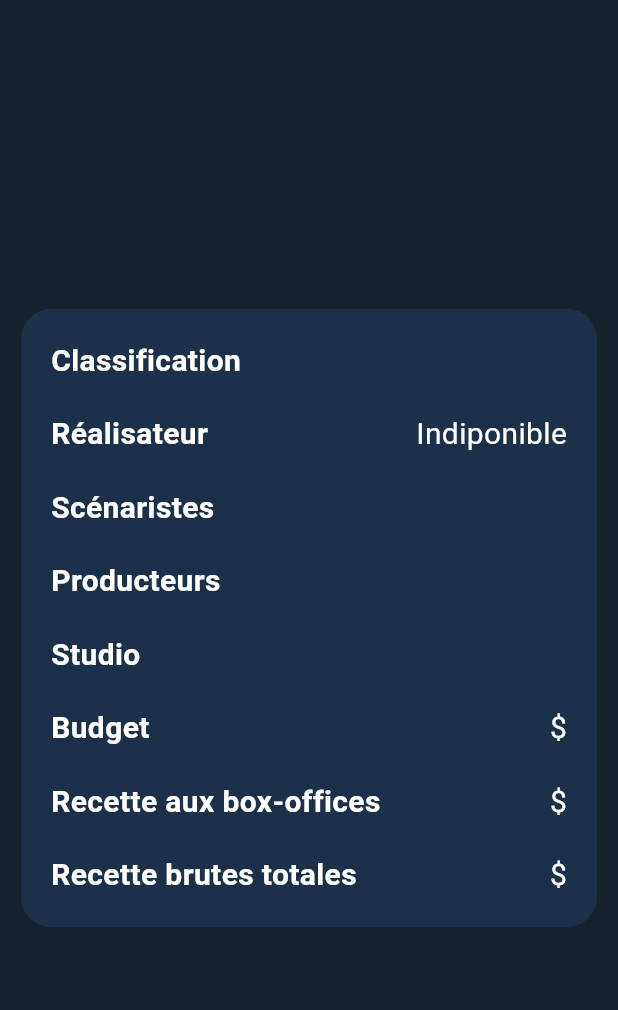
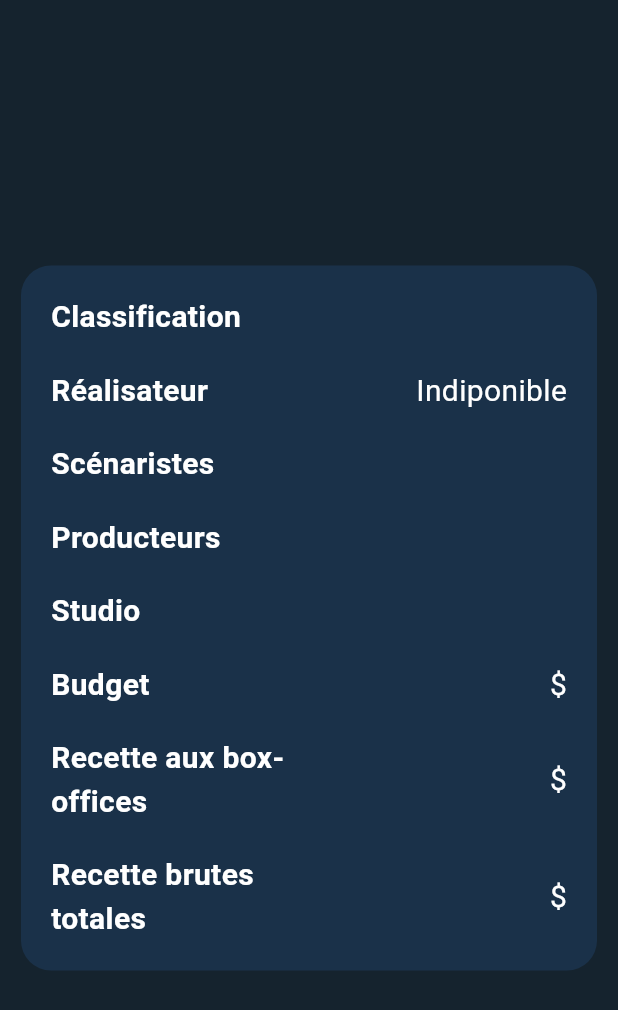
Before and after one commit to Xman77713/projet-flutter, a Flutter app: the SecondBlocDetailsMoviesInfos widget shown alone on an empty page, opened directly with empty values, on a phone screen of 412 x 824 dp. Shown: the top 1010 px of the screen. Run offline on Flutter 3.47's test engine with Material 3 defaults, Android fonts, the phone set to English and light mode, and no system bars; our stand-ins replace dio, flutter_bloc, flutter_widget_from_html, go_router, retrofit; generated files the repository leaves out were written again; network calls fail.

```diff
--- a/lib/interface/pages/tabDetailMovie/second_bloc_details_movies_infos.dart
+++ b/lib/interface/pages/tabDetailMovie/second_bloc_details_movies_infos.dart
@@ -42,7 +42,6 @@ class SecondBlocDetailsMoviesInfos extends StatelessWidget {
                 children: [
                   // Classification
                   Row(
-                    mainAxisAlignment: MainAxisAlignment.spaceBetween,
                     children: [
                       const Text(
                         'Classification',
@@ -52,7 +51,7 @@ class SecondBlocDetailsMoviesInfos extends StatelessWidget {
                           fontSize: 20,
                         ),
                       ),
-                      const SizedBox(width: 50),
+                      const Spacer(),
                       Text(
                         rating ?? 'Indisponible',
                         style: const TextStyle(
@@ -67,7 +66,6 @@ class SecondBlocDetailsMoviesInfos extends StatelessWidget {
                   const SizedBox(height: 20),
                   // Réalisateur
                   const Row(
-                    mainAxisAlignment: MainAxisAlignment.spaceBetween,
                     children: [
                       Text(
                         'Réalisateur',
@@ -77,7 +75,7 @@ class SecondBlocDetailsMoviesInfos extends StatelessWidget {
                           fontSize: 20,
                         ),
                       ),
-                      SizedBox(width: 50),
+                      Spacer(),
                       Text(
                         'Indiponible',
                         style: TextStyle(
@@ -92,7 +90,6 @@ class SecondBlocDetailsMoviesInfos extends StatelessWidget {
                   const SizedBox(height: 20),
                   // Scénaristes
                   Row(
-                    mainAxisAlignment: MainAxisAlignment.spaceBetween,
                     children: [
                       const Text(
                         'Scénaristes',
@@ -102,13 +99,13 @@ class SecondBlocDetailsMoviesInfos extends StatelessWidget {
                           fontSize: 20,
                         ),
                       ),
-                      const SizedBox(width: 50),
+                      const Spacer(),
                       Column(
                         crossAxisAlignment: CrossAxisAlignment.start,
                         children: List.generate(
                           writers!.listWritersModel.length,
                           (index) => SizedBox(
-                            width: 170,
+                            width: 150,
                             child: Text(
                               writers?.listWritersModel[index].name ?? '',
                               style: const TextStyle(
@@ -126,7 +123,6 @@ class SecondBlocDetailsMoviesInfos extends StatelessWidget {
                   const SizedBox(height: 20),
                   // Producteurs
                   Row(
-                    mainAxisAlignment: MainAxisAlignment.spaceBetween,
                     children: [
                       const Text(
                         'Producteurs',
@@ -137,7 +133,7 @@ class SecondBlocDetailsMoviesInfos extends StatelessWidget {
                           overflow: TextOverflow.ellipsis,
                         ),
                       ),
-                      const SizedBox(width: 50),
+                      const Spacer(),
                       Column(
                           crossAxisAlignment: CrossAxisAlignment.start,
                           children: List.generate(
@@ -157,7 +153,6 @@ class SecondBlocDetailsMoviesInfos extends StatelessWidget {
                   const SizedBox(height: 20),
                   // Studio
                   Row(
-                    mainAxisAlignment: MainAxisAlignment.spaceBetween,
                     children: [
                       const Text(
                         'Studio',
@@ -168,7 +163,7 @@ class SecondBlocDetailsMoviesInfos extends StatelessWidget {
                           overflow: TextOverflow.ellipsis,
                         ),
                       ),
-                      const SizedBox(width: 50),
+                      const Spacer(),
                       Column(
                           crossAxisAlignment: CrossAxisAlignment.start,
                           children: List.generate(
@@ -186,7 +181,6 @@ class SecondBlocDetailsMoviesInfos extends StatelessWidget {
                   ),
                   const SizedBox(height: 20),
                   Row(
-                    mainAxisAlignment: MainAxisAlignment.spaceBetween,
                     children: [
                       const Text(
                         'Budget',
@@ -197,7 +191,7 @@ class SecondBlocDetailsMoviesInfos extends StatelessWidget {
                           overflow: TextOverflow.ellipsis,
                         ),
                       ),
-                      const SizedBox(width: 50),
+                      const Spacer(),
                       Column(
                         crossAxisAlignment: CrossAxisAlignment.start,
                         children: [
@@ -215,7 +209,6 @@ class SecondBlocDetailsMoviesInfos extends StatelessWidget {
                   ),
                   const SizedBox(height: 20),
                   Row(
-                    mainAxisAlignment: MainAxisAlignment.spaceBetween,
                     children: [
                       const Flexible(
                         child: Text(
@@ -227,7 +220,7 @@ class SecondBlocDetailsMoviesInfos extends StatelessWidget {
                           ),
                         ),
                       ),
-                      const SizedBox(width: 50),
+                      const Spacer(),
                       Column(
                         crossAxisAlignment: CrossAxisAlignment.start,
                         children: [
@@ -247,7 +240,6 @@ class SecondBlocDetailsMoviesInfos extends StatelessWidget {
 
                   const SizedBox(height: 20),
                   Row(
-                    mainAxisAlignment: MainAxisAlignment.spaceBetween,
                     children: [
                       const Flexible(
                         child: Text(
@@ -259,7 +251,7 @@ class SecondBlocDetailsMoviesInfos extends StatelessWidget {
                           ),
                         ),
                       ),
-                      const SizedBox(width: 50),
+                      const Spacer(),
                       Column(
                         crossAxisAlignment: CrossAxisAlignment.start,
                         children: [
```
